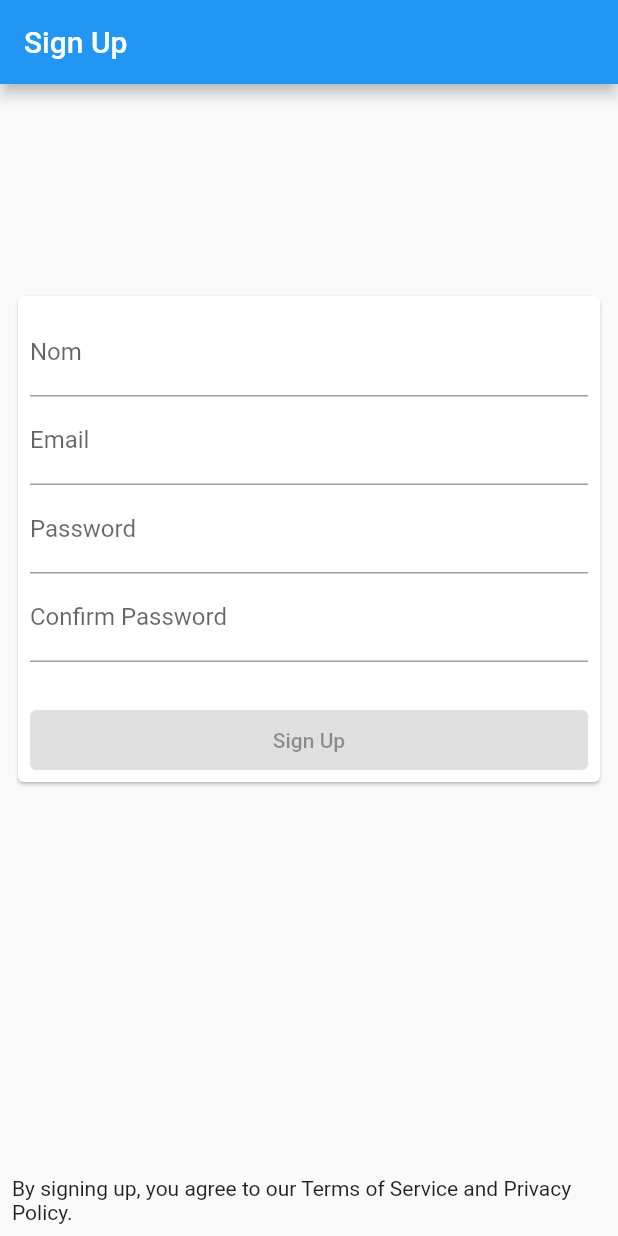
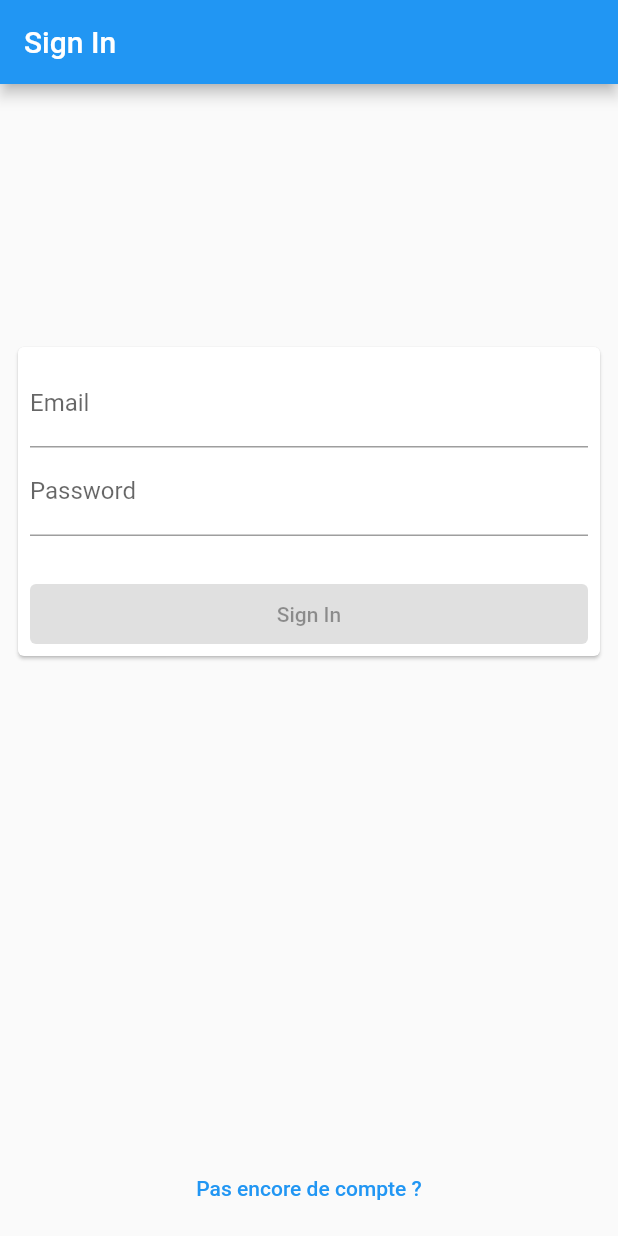
Before and after one commit to Thaerith/numediart-flutter-2023, a Flutter app: the screen it shows after launch, on a phone screen of 412 x 824 dp. Run offline on Flutter 3.47's test engine with Material 2 defaults, Android fonts, the light colour scheme and no system bars.

Commit message:
create SignInScreen

```diff
--- a/lib/app/application.dart
+++ b/lib/app/application.dart
@@ -1,5 +1,5 @@
 import 'package:flutter/material.dart';
-import 'package:hello_creactifs/app/sign_up.dart';
+import 'package:hello_creactifs/app/sign_in.dart';
 
 class HelloCreactifsApp extends StatelessWidget {
   const HelloCreactifsApp({super.key});
@@ -11,7 +11,7 @@ class HelloCreactifsApp extends StatelessWidget {
       theme: ThemeData(
         primarySwatch: Colors.blue,
       ),
-      home: const SignUpScreen(),
+      home: const SignInScreen(),
     );
   }
 }
--- /dev/null
+++ b/lib/app/sign_in.dart
@@ -0,0 +1,67 @@
+import 'package:flutter/material.dart';
+import 'package:hello_creactifs/app/sign_up.dart';
+
+class SignInScreen extends StatelessWidget {
+  const SignInScreen({super.key});
+
+  @override
+  Widget build(BuildContext context) {
+    return Scaffold(
+      appBar: AppBar(
+        title: const Text('Sign In'),
+      ),
+      body: Padding(
+        padding: const EdgeInsets.all(8.0),
+        child: Column(
+          children: [
+            const Spacer(),
+            const Card(
+              child: Padding(
+                padding: EdgeInsets.all(8.0),
+                child: Column(
+                  mainAxisSize: MainAxisSize.min,
+                  children: [
+                    TextField(
+                      decoration: InputDecoration(
+                        labelText: 'Email',
+                      ),
+                      keyboardType: TextInputType.emailAddress,
+                    ),
+                    TextField(
+                      decoration: InputDecoration(
+                        labelText: 'Password',
+                      ),
+                      keyboardType: TextInputType.visiblePassword,
+                      obscureText: true,
+                      autocorrect: false,
+                    ),
+                    SizedBox(height: 32),
+                    SizedBox(
+                      width: double.infinity,
+                      height: 40,
+                      child: ElevatedButton(
+                        onPressed: null,
+                        child: Text('Sign In'),
+                      ),
+                    ),
+                  ],
+                ),
+              ),
+            ),
+            const Spacer(flex: 2),
+            TextButton(
+              onPressed: () {
+                Navigator.of(context).push<void>(
+                  MaterialPageRoute(
+                    builder: (context) => const SignUpScreen(),
+                  ),
+                );
+              },
+              child: const Text('Pas encore de compte ?'),
+            ),
+          ],
+        ),
+      ),
+    );
+  }
+}
```
Also changed, not shown: 1 other file.
